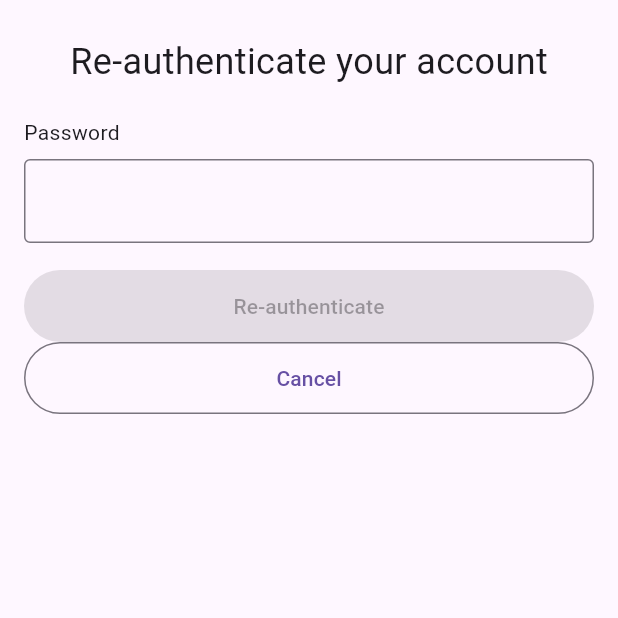
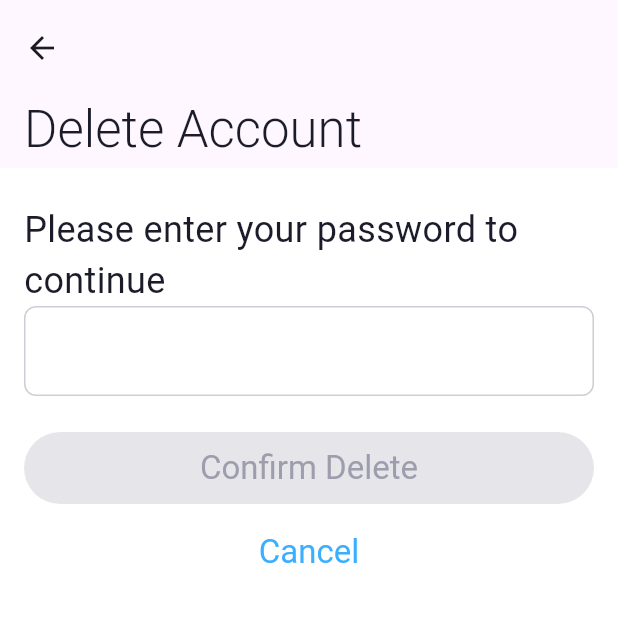
Before and after one commit to Centalki-team/centalki, a Flutter app: the DeleteAccountView screen opened directly, on a phone screen of 412 x 824 dp, the top half of it. Run offline on Flutter 3.47's test engine with Material 2 defaults, Android fonts, the phone set to English and light mode, and no system bars; our stand-ins replace cached_network_image, dartz, dio, equatable, firebase_auth, firebase_core and 7 more; missing offline and left inert: alice, flutter_facebook_auth, sample_exception; accounts and stored records are empty; network calls fail; Roboto replaces fonts that are missing (Dongle); project files that could hold a hidden picture were left out.

Commit message:
Updated "Delete Account" screen to match designs

```diff
--- a/lib/base/define/text.dart
+++ b/lib/base/define/text.dart
@@ -120,6 +120,8 @@ class TextDoc {
   static const txtDeleteAccountResult = 'Delete result';
   static const txtReauthenticateAccount = 'Re-authenticate your account';
   static const txtReauthenticate = 'Re-authenticate';
+  static const txtConfirmDeleteAccount = 'Confirm Delete';
+  static const txtEnterPasswordToDelete = 'Please enter your password to continue';
 
   static const txtTotalCompletedSessions = 'Total Completed Sessions';
   static const txtTotalTime = 'Total time is';
--- a/lib/src/features/account/presentation/views/delete_account/delete_account_view.dart
+++ b/lib/src/features/account/presentation/views/delete_account/delete_account_view.dart
@@ -4,15 +4,24 @@ import 'package:flutter_bloc/flutter_bloc.dart';
 import '../../../../../../base/define/colors.dart';
 import '../../../../../../base/define/dimensions.dart';
 import '../../../../../../base/define/manager/loading_manager.dart';
+import '../../../../../../base/define/size.dart';
 import '../../../../../../base/define/text.dart';
+import '../../../../../../base/widgets/buttons/button.dart';
+import '../../../../../../base/widgets/text_fields/outlined_text_field.dart';
 import '../../blocs/delete_account_bloc/delete_account_bloc.dart';
 
-class DeleteAccountView extends StatelessWidget {
+class DeleteAccountView extends StatefulWidget {
   const DeleteAccountView({Key? key}) : super(key: key);
 
   @override
-  Widget build(BuildContext context) =>
-      BlocListener<DeleteAccountBloc, DeleteAccountState>(
+  State<DeleteAccountView> createState() => _DeleteAccountViewState();
+}
+
+class _DeleteAccountViewState extends State<DeleteAccountView> {
+  final _controller = TextEditingController();
+
+  @override
+  Widget build(BuildContext context) => BlocListener<DeleteAccountBloc, DeleteAccountState>(
         listener: (context, state) async {
           if (state is DeleteAccountLoadingState) {
             LoadingManager.setLoading(context, loading: true);
@@ -40,81 +49,83 @@ class DeleteAccountView extends StatelessWidget {
                   actions: [
                     TextButton(
                       onPressed: () => Navigator.pop(context),
-                              child: const Text(TextDoc.txtOk)),
+                      child: const Text(TextDoc.txtOk),
+                    ),
                   ],
-                      ));
+                ),
+              );
             }
           }
         },
         child: Scaffold(
-          body: SingleChildScrollView(
-            padding: const EdgeInsets.fromLTRB(
-                padding16, 24.0, padding16, 0),
+          backgroundColor: AppColor.white,
+          body: CustomScrollView(
+            slivers: [
+              SliverAppBar.medium(
+                title: const Text(
+                  TextDoc.txtDeleteAccount,
+                  style: TextStyle(
+                    fontSize: headlineSmallSize,
+                    fontWeight: headlineSmallWeight,
+                    color: AppColor.defaultFont,
+                  ),
+                ),
+                centerTitle: true,
+              ),
+              SliverList(
+                delegate: SliverChildBuilderDelegate(
+                  childCount: 1,
+                  (context, index) => Padding(
+                    padding: const EdgeInsets.symmetric(
+                      horizontal: padding16,
+                      vertical: padding24,
+                    ),
                     child: Column(
+                      crossAxisAlignment: CrossAxisAlignment.stretch,
                       children: [
                         const Text(
-                  TextDoc.txtReauthenticateAccount,
+                          TextDoc.txtEnterPasswordToDelete,
                           style: TextStyle(
-                    fontSize: 24,
+                            fontSize: titleMediumSize,
+                            fontWeight: titleMediumWeight,
+                            color: AppColor.defaultFont,
                           ),
                         ),
-                const SizedBox(
-                  height: spaceBetweenLine20,
-                ),
-                Row(
-                  children: const [
-                    Text(TextDoc.txtPassword),
-                  ],
-                ),
-                const SizedBox(
-                  height: smallSpacing8,
-                ),
                         BlocBuilder<DeleteAccountBloc, DeleteAccountState>(
-                  builder: (context, state) => TextField(
-                    onChanged: (value) => context
-                        .read<DeleteAccountBloc>()
-                        .add(DeleteAccountChangePasswordEvent(value)),
+                          builder: (context, state) => AppOutlinedTextField(
+                            controller: _controller,
                             obscureText: true,
-                    decoration: InputDecoration(
-                      border: const OutlineInputBorder(),
-                      errorBorder: const OutlineInputBorder(
-                        borderSide: BorderSide(
-                          color: AppColor.error,
+                            errorText: state is DeleteAccountPasswordInvalidState ? state.message : null,
+                            onChanged: (value) => context.read<DeleteAccountBloc>().add(
+                                  DeleteAccountChangePasswordEvent(value),
                                 ),
                           ),
-                      errorText: state is DeleteAccountPasswordInvalidState
-                          ? state.message
+                        ),
+                        const SizedBox(height: spaceBetweenLine24),
+                        BlocBuilder<DeleteAccountBloc, DeleteAccountState>(
+                          builder: (context, state) => AppElevatedButton(
+                            text: TextDoc.txtConfirmDeleteAccount,
+                            minimumSize: const Size.fromHeight(48),
+                            onPressed: state is DeleteAccountPasswordValidState
+                                ? () => context.read<DeleteAccountBloc>().add(
+                                      const DeleteAccountDeleteEvent(),
+                                    )
                                 : null,
                           ),
                         ),
-                ),
-                const SizedBox(
-                  height: spaceBetweenLine18,
-                ),
-                BlocBuilder<DeleteAccountBloc, DeleteAccountState>(
-                  builder: (context, state) => ElevatedButton(
-                      onPressed: state is DeleteAccountPasswordValidState
-                          ? () => context
-                              .read<DeleteAccountBloc>()
-                              .add(const DeleteAccountDeleteEvent())
-                          : null,
-                      style: ElevatedButton.styleFrom(
-                        backgroundColor: AppColor.secondary,
-                        foregroundColor: Colors.white,
+                        const SizedBox(height: smallSpacing8),
+                        AppTextButton(
+                          text: TextDoc.txtCancel,
                           minimumSize: const Size.fromHeight(48),
-                      ),
-                      child: const Text(TextDoc.txtReauthenticate)),
-                ),
-                OutlinedButton(
                           onPressed: () => Navigator.pop(context),
-                  style: OutlinedButton.styleFrom(
-                    minimumSize: const Size.fromHeight(48),
-                  ),
-                  child: const Text(TextDoc.txtCancel),
                         ),
                       ],
                     ),
                   ),
                 ),
+              )
+            ],
+          ),
+        ),
       );
 }
```
Lines whose indentation alone changed are shown as unchanged.
